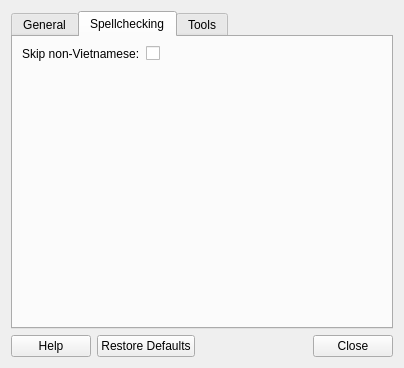
The window that config-gui/controller.ui (BoGoEngine/ibus-bogo) describes before a commit, drawn with Qt 5.
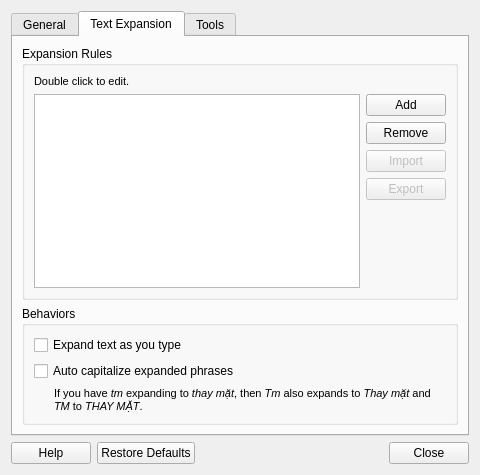
The same window after the commit. The open tabs and pages were chosen to show the change.

Commit message: Add a page in the config GUI for text expansion

Patch:
```diff
--- a/config-gui/controller.ui
+++ b/config-gui/controller.ui
@@ -6,8 +6,8 @@
    <rect>
     <x>0</x>
     <y>0</y>
-    <width>400</width>
-    <height>368</height>
+    <width>480</width>
+    <height>460</height>
    </rect>
   </property>
   <property name="windowTitle">
@@ -16,6 +16,12 @@
   <layout class="QVBoxLayout" name="verticalLayout">
    <item>
     <widget class="QTabWidget" name="tabWidget">
+     <property name="sizePolicy">
+      <sizepolicy hsizetype="MinimumExpanding" vsizetype="MinimumExpanding">
+       <horstretch>0</horstretch>
+       <verstretch>0</verstretch>
+      </sizepolicy>
+     </property>
      <property name="tabPosition">
       <enum>QTabWidget::North</enum>
      </property>
@@ -25,9 +31,6 @@
      <property name="currentIndex">
       <number>0</number>
      </property>
-     <property name="elideMode">
-      <enum>Qt::ElideNone</enum>
-     </property>
      <property name="usesScrollButtons">
       <bool>true</bool>
      </property>
@@ -44,7 +47,7 @@
       <attribute name="title">
        <string>General</string>
       </attribute>
-      <layout class="QVBoxLayout" name="verticalLayout_4">
+      <layout class="QVBoxLayout" name="verticalLayout_10">
        <item>
         <layout class="QFormLayout" name="formLayout">
          <property name="fieldGrowthPolicy">
@@ -76,6 +79,16 @@
          <item row="1" column="1">
           <widget class="QComboBox" name="charsetComboBox"/>
          </item>
+         <item row="2" column="0">
+          <widget class="QLabel" name="enableSpellcheckingLabel">
+           <property name="text">
+            <string>Skip non-Vietnamese:</string>
+           </property>
+          </widget>
+         </item>
+         <item row="2" column="1">
+          <widget class="QCheckBox" name="skipNonVNCheckBox"/>
+         </item>
         </layout>
        </item>
        <item>
@@ -85,8 +98,8 @@
          </property>
          <property name="sizeHint" stdset="0">
           <size>
-           <width>20</width>
-           <height>40</height>
+           <width>357</width>
+           <height>0</height>
           </size>
          </property>
         </spacer>
@@ -130,29 +143,169 @@
        </item>
       </layout>
      </widget>
-     <widget class="QWidget" name="tab_2">
-      <property name="minimumSize">
-       <size>
-        <width>378</width>
-        <height>0</height>
-       </size>
-      </property>
+     <widget class="QWidget" name="abbrTab">
       <attribute name="title">
-       <string>Spellchecking</string>
+       <string>Text Expansion</string>
       </attribute>
-      <layout class="QFormLayout" name="formLayout_2">
-       <property name="fieldGrowthPolicy">
-        <enum>QFormLayout::AllNonFixedFieldsGrow</enum>
-       </property>
-       <item row="0" column="0">
-        <widget class="QLabel" name="enableSpellcheckingLabel">
-         <property name="text">
-          <string>Skip non-Vietnamese:</string>
+      <layout class="QVBoxLayout" name="verticalLayout_5">
+       <item>
+        <widget class="QGroupBox" name="groupBox_2">
+         <property name="sizePolicy">
+          <sizepolicy hsizetype="MinimumExpanding" vsizetype="Preferred">
+           <horstretch>0</horstretch>
+           <verstretch>0</verstretch>
+          </sizepolicy>
          </property>
+         <property name="title">
+          <string>Expansion Rules</string>
+         </property>
+         <layout class="QVBoxLayout" name="verticalLayout_4">
+          <item>
+           <widget class="QLabel" name="label_4">
+            <property name="font">
+             <font>
+              <pointsize>8</pointsize>
+             </font>
+            </property>
+            <property name="text">
+             <string>Double click to edit.</string>
+            </property>
+           </widget>
+          </item>
+          <item>
+           <layout class="QGridLayout" name="gridLayout_2">
+            <item row="1" column="4">
+             <widget class="QPushButton" name="addButton">
+              <property name="sizePolicy">
+               <sizepolicy hsizetype="Minimum" vsizetype="Fixed">
+                <horstretch>0</horstretch>
+                <verstretch>0</verstretch>
+               </sizepolicy>
+              </property>
+              <property name="text">
+               <string>Add</string>
+              </property>
+             </widget>
+            </item>
+            <item row="4" column="4">
+             <widget class="QPushButton" name="exportButton">
+              <property name="enabled">
+               <bool>false</bool>
+              </property>
+              <property name="sizePolicy">
+               <sizepolicy hsizetype="Minimum" vsizetype="Fixed">
+                <horstretch>0</horstretch>
+                <verstretch>0</verstretch>
+               </sizepolicy>
+              </property>
+              <property name="text">
+               <string>Export</string>
+              </property>
+             </widget>
+            </item>
+            <item row="2" column="4">
+             <widget class="QPushButton" name="removeButton">
+              <property name="sizePolicy">
+               <sizepolicy hsizetype="Minimum" vsizetype="Fixed">
+                <horstretch>0</horstretch>
+                <verstretch>0</verstretch>
+               </sizepolicy>
+              </property>
+              <property name="text">
+               <string>Remove</string>
+              </property>
+             </widget>
+            </item>
+            <item row="3" column="4">
+             <widget class="QPushButton" name="importButton">
+              <property name="enabled">
+               <bool>false</bool>
+              </property>
+              <property name="sizePolicy">
+               <sizepolicy hsizetype="Minimum" vsizetype="Fixed">
+                <horstretch>0</horstretch>
+                <verstretch>0</verstretch>
+               </sizepolicy>
+              </property>
+              <property name="text">
+               <string>Import</string>
+              </property>
+             </widget>
+            </item>
+            <item row="5" column="4">
+             <spacer name="verticalSpacer_3">
+              <property name="orientation">
+               <enum>Qt::Vertical</enum>
+              </property>
+              <property name="sizeHint" stdset="0">
+               <size>
+                <width>20</width>
+                <height>40</height>
+               </size>
+              </property>
+             </spacer>
+            </item>
+            <item row="1" column="0" rowspan="5" colspan="4">
+             <widget class="QTableView" name="abbrTable">
+              <property name="sizePolicy">
+               <sizepolicy hsizetype="MinimumExpanding" vsizetype="MinimumExpanding">
+                <horstretch>0</horstretch>
+                <verstretch>0</verstretch>
+               </sizepolicy>
+              </property>
+             </widget>
+            </item>
+           </layout>
+          </item>
+         </layout>
         </widget>
        </item>
-       <item row="0" column="1">
-        <widget class="QCheckBox" name="skipNonVNCheckBox"/>
+       <item>
+        <widget class="QGroupBox" name="groupBox_3">
+         <property name="title">
+          <string>Behaviors</string>
+         </property>
+         <layout class="QVBoxLayout" name="verticalLayout_6">
+          <item>
+           <widget class="QCheckBox" name="enableAbbrCheckBox">
+            <property name="text">
+             <string>Expand text as you type</string>
+            </property>
+           </widget>
+          </item>
+          <item>
+           <widget class="QCheckBox" name="autocapCheckBox">
+            <property name="text">
+             <string>Auto capitalize expanded phrases</string>
+            </property>
+            <property name="checkable">
+             <bool>true</bool>
+            </property>
+           </widget>
+          </item>
+          <item>
+           <widget class="QLabel" name="label_3">
+            <property name="font">
+             <font>
+              <pointsize>8</pointsize>
+             </font>
+            </property>
+            <property name="text">
+             <string>&lt;html&gt;&lt;head/&gt;&lt;body&gt;&lt;p&gt;If you have &lt;span style=&quot; font-style:italic;&quot;&gt;tm&lt;/span&gt; expanding to &lt;span style=&quot; font-style:italic;&quot;&gt;thay mặt&lt;/span&gt;, then &lt;span style=&quot; font-style:italic;&quot;&gt;Tm&lt;/span&gt; also expands to &lt;span style=&quot; font-style:italic;&quot;&gt;Thay mặt&lt;/span&gt; and &lt;span style=&quot; font-style:italic;&quot;&gt;TM&lt;/span&gt; to &lt;span style=&quot; font-style:italic;&quot;&gt;THAY MẶT&lt;/span&gt;.&lt;/p&gt;&lt;/body&gt;&lt;/html&gt;</string>
+            </property>
+            <property name="wordWrap">
+             <bool>true</bool>
+            </property>
+            <property name="margin">
+             <number>0</number>
+            </property>
+            <property name="indent">
+             <number>20</number>
+            </property>
+           </widget>
+          </item>
+         </layout>
+        </widget>
        </item>
       </layout>
      </widget>
```
Left out of the diff: 13 changed lines with no effect on the pictures. The commit also changes 2 other files.
